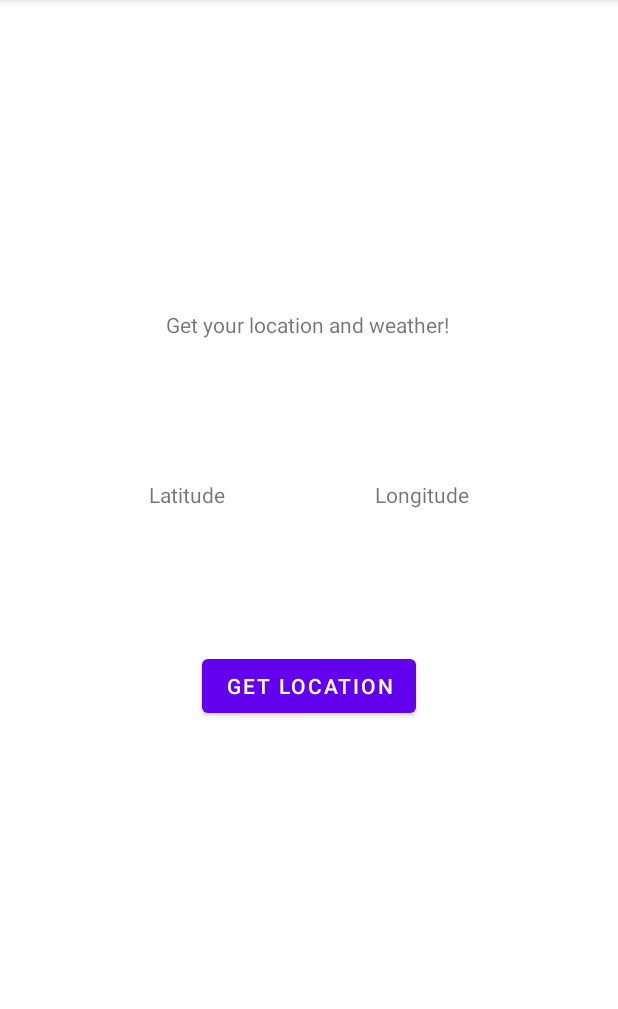
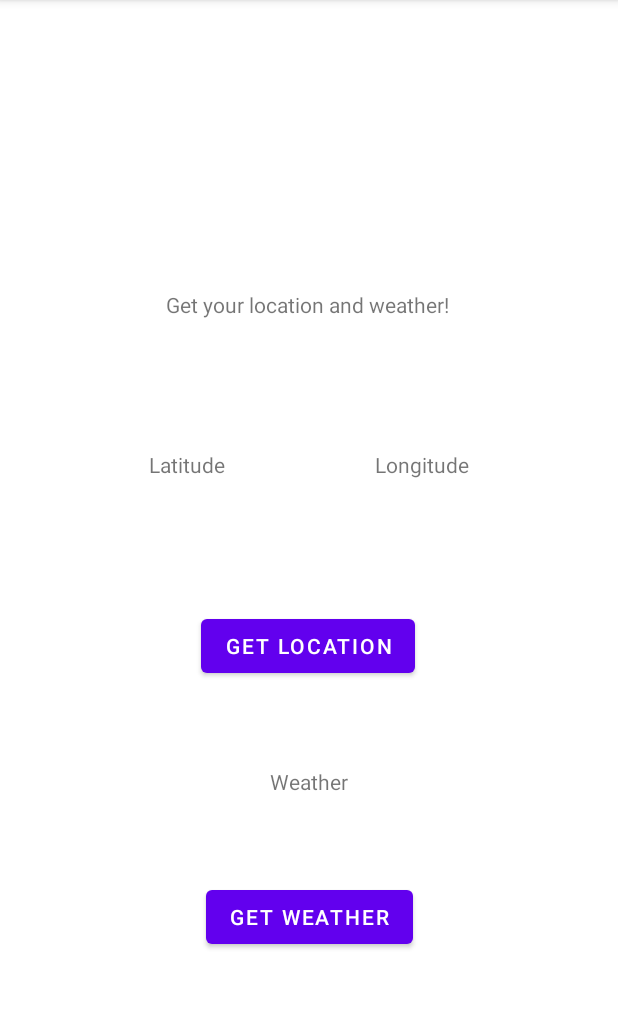
Before and after one commit to dan424gg/EnvironmentWatcher, an Android app: the screen it shows after launch (MainActivity), on a phone screen of 412 x 824 dp, the part 84-1093 px from its top. Run offline under Robolectric (Android 15) with nearby library versions, the phone set to English and light mode, and no system bars.

Commit message:
Implemented weather information into demo app

```diff
--- a/FirstDemo/app/build.gradle
+++ b/FirstDemo/app/build.gradle
@@ -44,4 +44,5 @@ dependencies {
     testImplementation 'junit:junit:4.13.2'
     androidTestImplementation 'androidx.test.ext:junit:1.1.5'
     androidTestImplementation 'androidx.test.espresso:espresso-core:3.5.1'
+    implementation 'com.squareup.okhttp3:okhttp:4.10.0'
 }
--- a/FirstDemo/app/src/main/java/com/example/firstdemo/MainActivity.kt
+++ b/FirstDemo/app/src/main/java/com/example/firstdemo/MainActivity.kt
@@ -14,6 +14,7 @@ import androidx.activity.result.contract.ActivityResultContracts
 class MainActivity : AppCompatActivity() {
     private var latitude = 0.0
     private var longitude = 0.0
+    private var weather: String = "Weather"
 
     @RequiresApi(Build.VERSION_CODES.M)
     override fun onCreate(savedInstanceState: Bundle?) {
@@ -22,9 +23,11 @@ class MainActivity : AppCompatActivity() {
 
         val lat: TextView = findViewById(R.id.latitude)
         val long: TextView = findViewById(R.id.longitude)
-        val button: Button = findViewById(R.id.loc_button)
+        val curr_weather: TextView = findViewById(R.id.weather)
+        val locationButton: Button = findViewById(R.id.loc_button)
+        val weatherButton: Button = findViewById(R.id.weather_button)
 
-        val startForResult = registerForActivityResult(ActivityResultContracts.StartActivityForResult()){
+        val locationResult = registerForActivityResult(ActivityResultContracts.StartActivityForResult()){
             if(it.resultCode == Activity.RESULT_OK){
                 // Handle result data
                 if(it.data != null) {
@@ -36,15 +39,35 @@ class MainActivity : AppCompatActivity() {
             }
         }
 
-        val startIntent = Intent(this, LocationActivity::class.java).also{
+        val weatherResult = registerForActivityResult(ActivityResultContracts.StartActivityForResult()){
+            if(it.resultCode == Activity.RESULT_OK){
+                // Handle result data
+                if(it.data != null) {
+                    Log.d("DEBUG", "BACK TO MAIN")
+                    weather = it.data!!.getStringExtra("weather")!!
+                }
+            }
+        }
+
+        val locationIntent = Intent(this, LocationActivity::class.java).also{
             it.putExtra("latitude", latitude)
             it.putExtra("longitude", longitude)
         }
 
-        button.setOnClickListener{
-            startForResult.launch(startIntent)
+        val weatherIntent = Intent(this, WeatherActivity::class.java).also{
+            it.putExtra("latitude", latitude)
+            it.putExtra("longitude", longitude)
+        }
+
+        locationButton.setOnClickListener{
+            locationResult.launch(locationIntent)
             lat.text = latitude.toString()
             long.text = longitude.toString()
         }
+
+        weatherButton.setOnClickListener{
+            weatherResult.launch(weatherIntent)
+            curr_weather.text = weather
+        }
     }
 }
--- a/FirstDemo/app/src/main/res/layout/activity_main.xml
+++ b/FirstDemo/app/src/main/res/layout/activity_main.xml
@@ -21,10 +21,11 @@
         android:id="@+id/loc_button"
         android:layout_width="wrap_content"
         android:layout_height="wrap_content"
-        android:layout_marginBottom="80dp"
+        android:layout_marginBottom="120dp"
         android:text="@string/get_location"
         app:layout_constraintBottom_toBottomOf="parent"
         app:layout_constraintEnd_toEndOf="parent"
+        app:layout_constraintHorizontal_bias="0.498"
         app:layout_constraintStart_toStartOf="parent"
         app:layout_constraintTop_toBottomOf="@+id/instructions" />
 
@@ -47,4 +48,24 @@
         app:layout_constraintEnd_toEndOf="parent"
         app:layout_constraintStart_toEndOf="@+id/latitude"
         app:layout_constraintTop_toBottomOf="@+id/instructions" />
+
+    <Button
+        android:id="@+id/weather_button"
+        android:layout_width="wrap_content"
+        android:layout_height="wrap_content"
+        android:text="@string/get_weather"
+        app:layout_constraintBottom_toBottomOf="parent"
+        app:layout_constraintEnd_toEndOf="parent"
+        app:layout_constraintStart_toStartOf="parent"
+        app:layout_constraintTop_toBottomOf="@+id/loc_button" />
+
+    <TextView
+        android:id="@+id/weather"
+        android:layout_width="wrap_content"
+        android:layout_height="wrap_content"
+        android:text="@string/weather"
+        app:layout_constraintBottom_toTopOf="@+id/weather_button"
+        app:layout_constraintEnd_toEndOf="parent"
+        app:layout_constraintStart_toStartOf="parent"
+        app:layout_constraintTop_toBottomOf="@+id/loc_button" />
 </androidx.constraintlayout.widget.ConstraintLayout>
--- a/FirstDemo/app/src/main/res/values/strings.xml
+++ b/FirstDemo/app/src/main/res/values/strings.xml
@@ -4,4 +4,6 @@
     <string name="get_location">Get Location</string>
     <string name="latitude">Latitude</string>
     <string name="longitude">Longitude</string>
+    <string name="get_weather">GET WEATHER</string>
+    <string name="weather">Weather</string>
 </resources>
```
Also changed, not shown: FirstDemo/app/src/main/AndroidManifest.xml (+9 -1 lines), FirstDemo/app/src/main/java/com/example/firstdemo/LocationActivity.kt (+4 -4 lines), FirstDemo/app/src/main/java/com/example/firstdemo/WeatherActivity.kt (added, +72 -0 lines), FirstDemo/app/src/main/res/layout/activity_weather.xml (added, +9 -0 lines).
